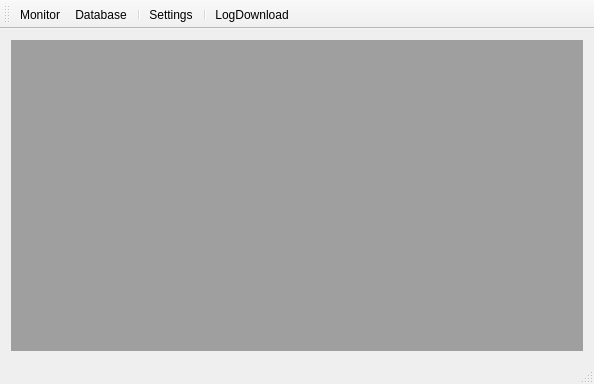
titicacafz/SQLTools, file Ylz.SqlViewer/YlzSqlViewer.ui: the form before one commit.
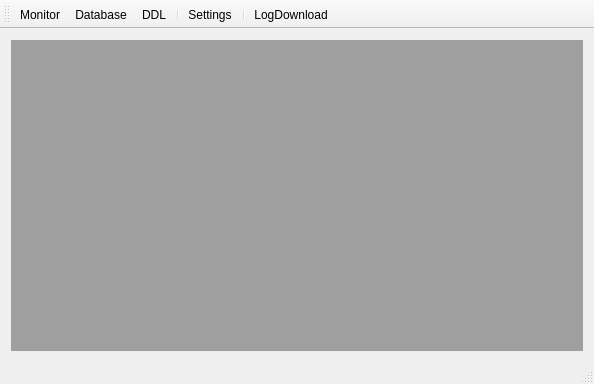
The form after the commit. Icons and pictures are not drawn.

The edit to the form file:
```diff
--- a/Ylz.SqlViewer/YlzSqlViewer.ui
+++ b/Ylz.SqlViewer/YlzSqlViewer.ui
@@ -44,6 +44,7 @@
    </attribute>
    <addaction name="actionMonitor"/>
    <addaction name="actionDatabase"/>
+   <addaction name="actionDDL"/>
    <addaction name="separator"/>
    <addaction name="actionSettings"/>
    <addaction name="separator"/>
@@ -147,6 +148,15 @@
     <string>Monitor</string>
    </property>
   </action>
+  <action name="actionDDL">
+   <property name="icon">
+    <iconset resource="YlzSqlViewer.qrc">
+     <normaloff>:/YlzSqlViewer/Resources/ddl.ico</normaloff>:/YlzSqlViewer/Resources/ddl.ico</iconset>
+   </property>
+   <property name="text">
+    <string>DDL</string>
+   </property>
+  </action>
  </widget>
  <layoutdefault spacing="6" margin="11"/>
  <resources>
```
